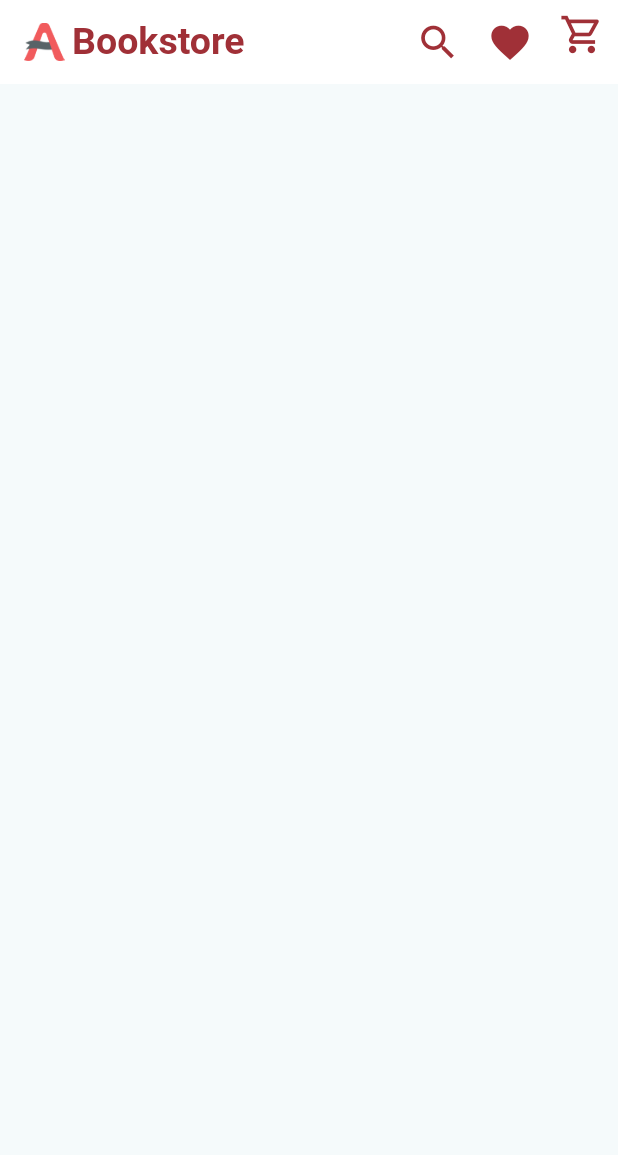
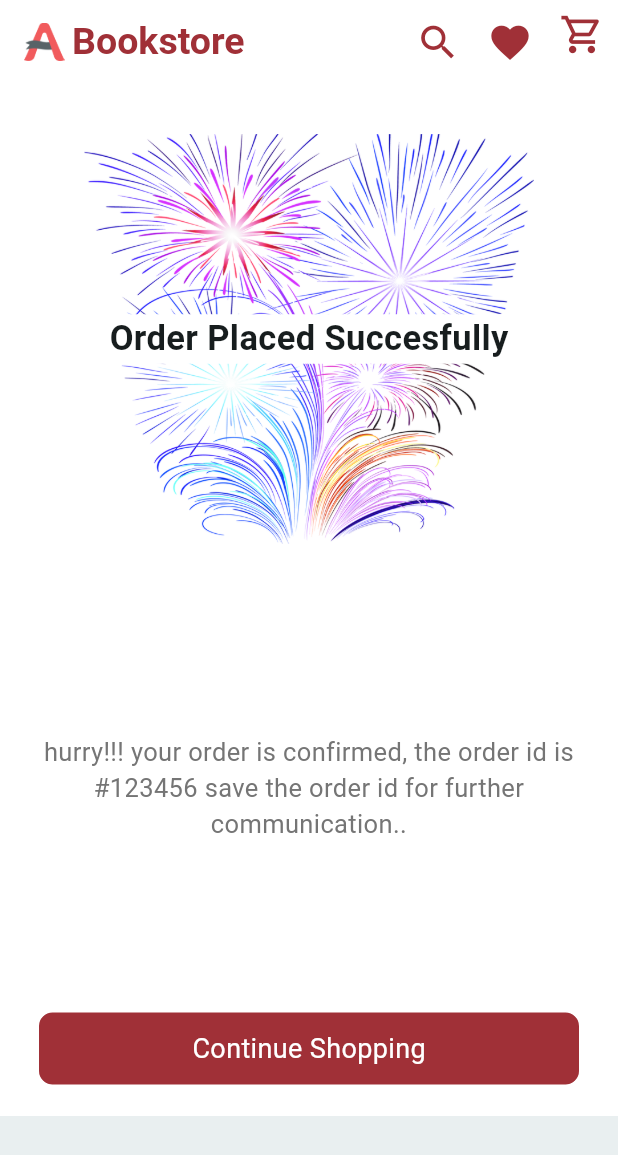
Before and after one commit to NikhilGohil/Bookstore, a Flutter app: the Orderplaced screen opened by its route, on a phone screen of 412 x 824 dp. Shown: the top 1155 px of the screen. Run offline on Flutter 3.47's test engine with Material 3 defaults, Android fonts, the phone set to English and light mode, and no system bars; our stand-ins replace shared_preferences, skeletonizer; accounts and stored records are empty; network calls fail.

Commit message:
Final Commit

```diff
--- a/lib/Pages/orderPlaced.dart
+++ b/lib/Pages/orderPlaced.dart
@@ -1,5 +1,6 @@
 import 'package:flutter/material.dart';
 import 'package:bookstore/global/common/AppbarComp.dart';
+import 'package:bookstore/Global/Common/button.dart';
 
 class Orderplaced extends StatelessWidget {
   const Orderplaced({super.key});
@@ -7,7 +8,60 @@ class Orderplaced extends StatelessWidget {
   @override
   Widget build(BuildContext context) {
     return Scaffold(
-      appBar: Appbarcomp(),
+      backgroundColor: Colors.white,
+      appBar: const Appbarcomp(),
+      body: Container(
+        width: double.maxFinite,
+        child: Padding(
+          padding: const EdgeInsets.all(10.0),
+          child: Column(
+            mainAxisAlignment: MainAxisAlignment.spaceBetween,
+            children: [
+              Stack(
+                alignment: AlignmentDirectional.center,
+                children: [
+                  Padding(
+                    padding: const EdgeInsets.all(10.0),
+                    child: Image.asset(
+                      'assets/pngwing.com.png',
+                      height: 300,
+                      width: 300,
+                    ),
+                  ),
+                  Positioned(
+                      child: Container(
+                          width: double.infinity,
+                          color: Colors.white,
+                          child: const Center(
+                              child: Text(
+                            'Order Placed Succesfully',
+                            style: TextStyle(
+                                fontWeight: FontWeight.bold, fontSize: 23),
+                          ))))
+                ],
+              ),
+              Padding(
+                padding: const EdgeInsets.all(12.0),
+                child: Text(
+                  'hurry!!! your order is confirmed, the order id is #123456 save the order id for further communication..',
+                  textAlign: TextAlign.center,
+                  style: TextStyle(fontSize: 17, color: Colors.grey[600]),
+                ),
+              ),
+              ButtonComp(
+                  title: "Continue Shopping",
+                  buttonAction: () {
+                    Navigator.pushNamedAndRemoveUntil(
+                      context,
+                      'mainpage',
+                      (route) => false,
+                    );
+                  })
+            ],
+          ),
+        ),
+      ),
+      bottomNavigationBar: const BottomAppBar(),
     );
   }
 }
```
Also changed, not shown: lib/Pages/searchPage.dart (+32 -16 lines), assets/celebration.png (added), assets/pngwing.com.png (added).
